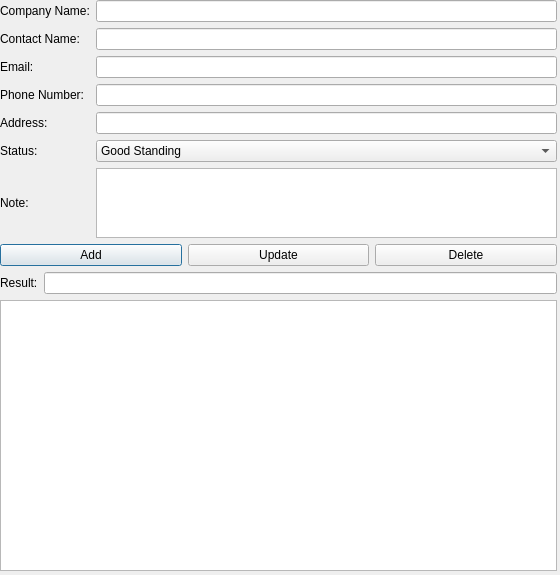
The window that UI_RAW/Customers.ui (GreenBeanio/Kimberly-s-Delicious-Dozen-Tracker) describes before a commit, drawn with Qt 5.
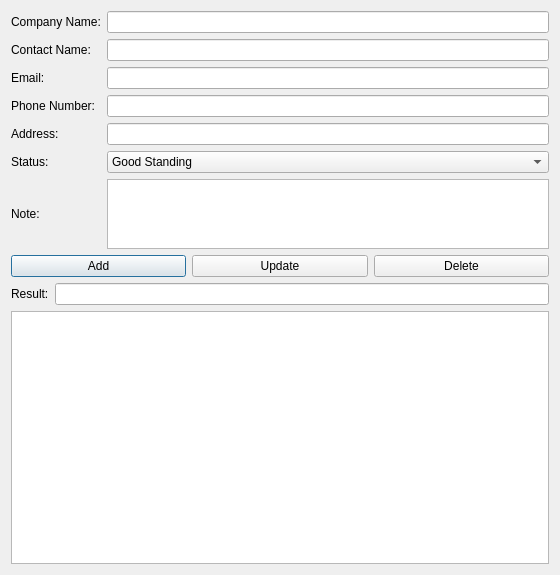
The same window after the commit.

Commit message: Better Layouts

```diff
--- a/UI_RAW/Customers.ui
+++ b/UI_RAW/Customers.ui
@@ -13,15 +13,8 @@
   <property name="windowTitle">
    <string>Customers</string>
   </property>
-  <widget class="QWidget" name="verticalLayoutWidget_3">
-   <property name="geometry">
-    <rect>
-     <x>0</x>
-     <y>0</y>
-     <width>557</width>
-     <height>571</height>
-    </rect>
-   </property>
+  <layout class="QGridLayout" name="gridLayout">
+   <item row="0" column="0">
    <layout class="QVBoxLayout" name="MainLayout" stretch="1,0,4">
     <item>
      <layout class="QHBoxLayout" name="InputLayout">
@@ -168,7 +161,8 @@
      <widget class="QTableView" name="CustomerTable"/>
     </item>
    </layout>
-  </widget>
+   </item>
+  </layout>
  </widget>
  <tabstops>
   <tabstop>CompanyText</tabstop>
```
Lines whose indentation alone changed are shown as unchanged. The commit also changes 13 other files.
